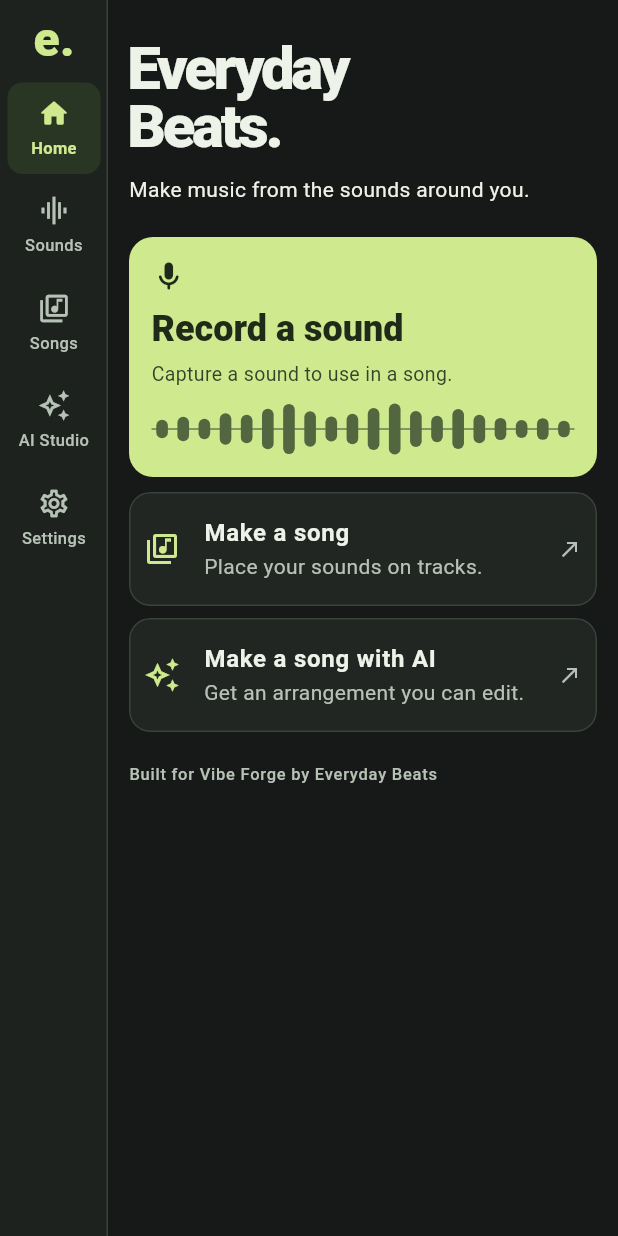
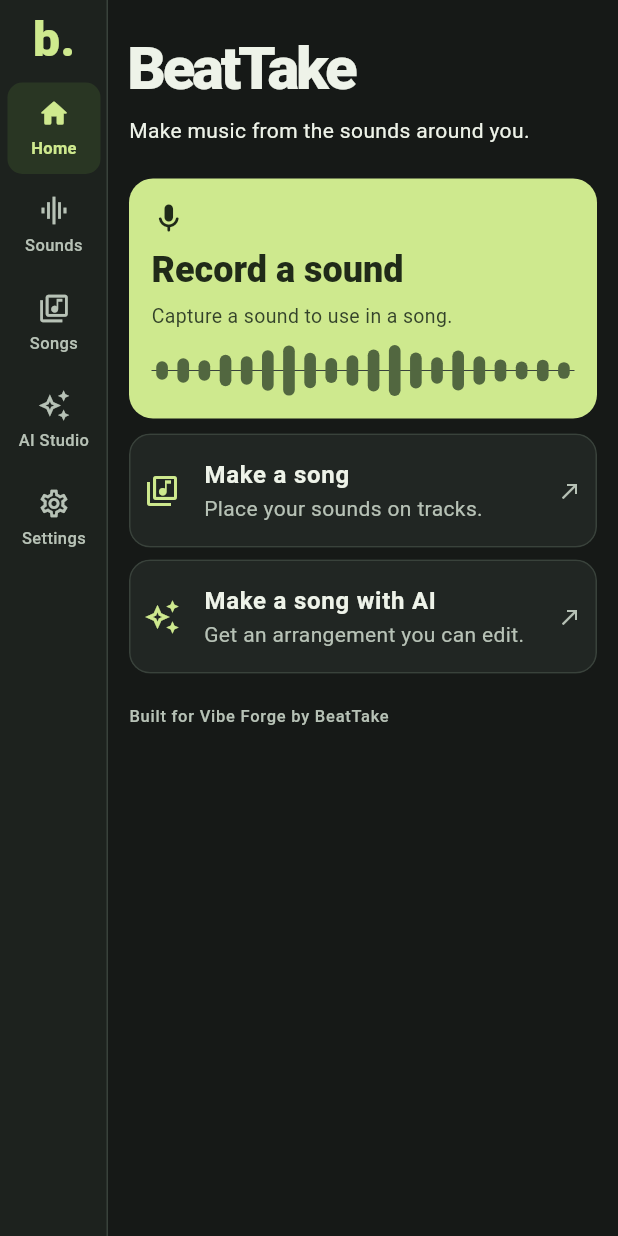
Before and after one commit to MaoEmong/BeatTake, a Flutter app: the screen it shows after launch, on a phone screen of 412 x 824 dp. Run offline on Flutter 3.47's test engine with Material 3 defaults, Android fonts, the phone set to English and light mode, and no system bars; our stand-ins replace audioplayers, flutter_secure_storage; missing offline and left inert: record.

Commit message:
feat: rename the app to BeatTake

```diff
--- a/lib/copy.dart
+++ b/lib/copy.dart
@@ -1,4 +1,6 @@
 import 'package:flutter/widgets.dart';
+
+const appName = 'BeatTake';
 
 enum AppLanguage {
   en('English'),
@@ -109,10 +111,10 @@ enum L {
     '获取可编辑的编排方案。',
   ),
   forgeCredit(
-    'Built for Vibe Forge by Everyday Beats',
-    'Everyday Beats가 Vibe Forge를 위해 제작',
-    'Everyday Beats が Vibe Forge 向けに制作',
-    'Everyday Beats 为 Vibe Forge 制作',
+    'Built for Vibe Forge by $appName',
+    'Vibe Forge를 위해 제작 · $appName',
+    '$appName が Vibe Forge 向けに制作',
+    '$appName 为 Vibe Forge 制作',
   ),
   storageError(
     'Couldn’t open your sound library.',
--- a/lib/main.dart
+++ b/lib/main.dart
@@ -15,21 +15,18 @@ import 'sounds_page.dart';
 import 'studio_widgets.dart';
 import 'track_editor_page.dart';
 
-void main() => runApp(const EverydayBeatsApp());
+void main() => runApp(const BeatTakeApp());
 
-class EverydayBeatsApp extends StatefulWidget {
-  const EverydayBeatsApp({
-    super.key,
-    this.openRecordings = RecordingStore.open,
-  });
+class BeatTakeApp extends StatefulWidget {
+  const BeatTakeApp({super.key, this.openRecordings = RecordingStore.open});
 
   final Future<RecordingStore> Function() openRecordings;
 
   @override
-  State<EverydayBeatsApp> createState() => _EverydayBeatsAppState();
+  State<BeatTakeApp> createState() => _BeatTakeAppState();
 }
 
-class _EverydayBeatsAppState extends State<EverydayBeatsApp> {
+class _BeatTakeAppState extends State<BeatTakeApp> {
   final _store = const PreferenceStore();
   AppPreferences? _preferences;
 
@@ -52,7 +49,7 @@ class _EverydayBeatsAppState extends State<EverydayBeatsApp> {
   Widget build(BuildContext context) {
     final preferences = _preferences;
     return MaterialApp(
-      title: 'Everyday Beats',
+      title: appName,
       debugShowCheckedModeBanner: false,
       theme: studioTheme,
       locale: (preferences?.language ?? AppLanguage.en).locale,
@@ -224,7 +221,7 @@ class _StudioShellState extends State<_StudioShell> {
                       child: Padding(
                         padding: EdgeInsets.only(bottom: 12),
                         child: Text(
-                          'e.',
+                          'b.',
                           style: TextStyle(
                             color: studioAccent,
                             fontSize: 32,
@@ -367,7 +364,7 @@ class _Home extends StatelessWidget {
       children: [
         const SizedBox(height: 8),
         const Text(
-          'Everyday\nBeats.',
+          appName,
           style: TextStyle(
             fontSize: 40,
             height: .97,
```
Also changed, not shown: 6 other files.
